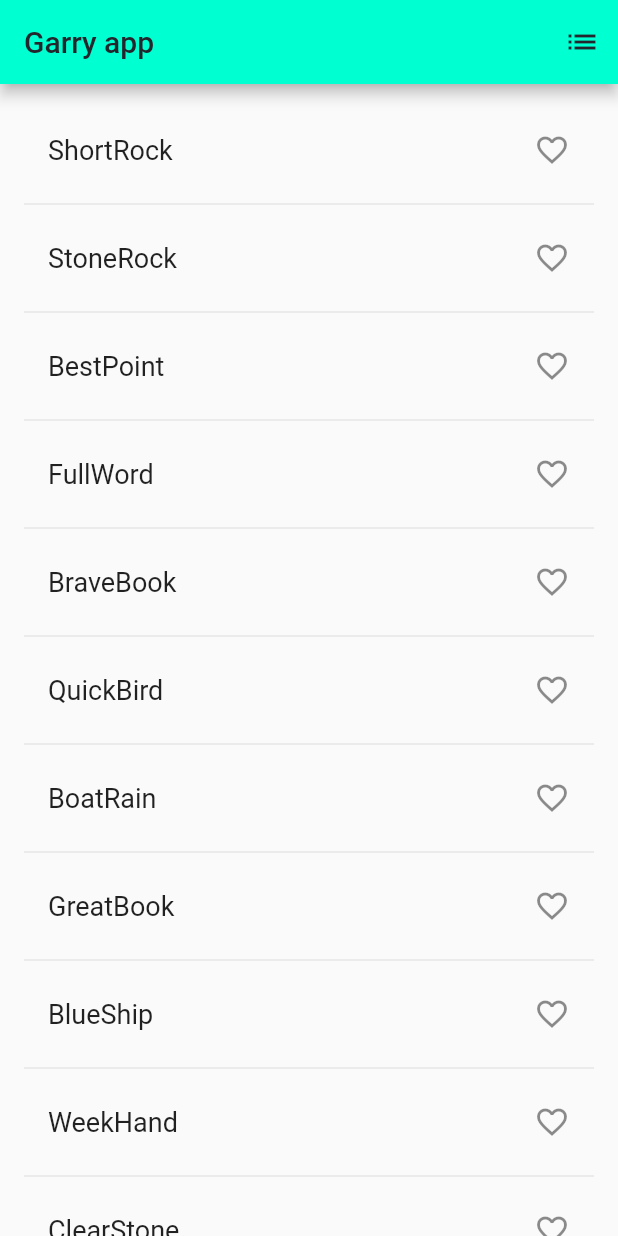
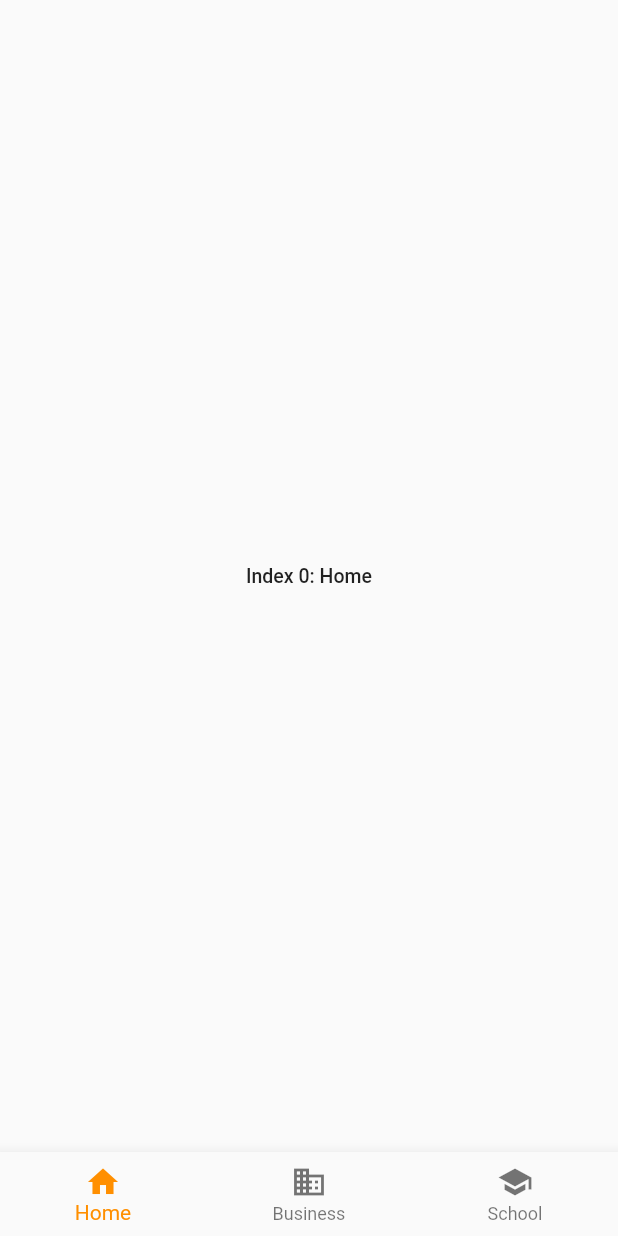
Before and after one commit to Garrygrowapp/test-project, a Flutter app: the screen it shows after launch, on a phone screen of 412 x 824 dp. Run offline on Flutter 3.47's test engine with Material 2 defaults, Android fonts, the phone set to English and light mode, and no system bars; Roboto replaces fonts that are missing (America_mono).

Commit message:
nav_bar_default

```diff
--- a/lib/main.dart
+++ b/lib/main.dart
@@ -1,5 +1,6 @@
+import 'package:flutter/cupertino.dart';
 import 'package:flutter/material.dart';
-import 'package:english_words/english_words.dart';
+
 
 void main() => runApp(MyApp());
 
@@ -9,115 +10,79 @@ class MyApp extends StatelessWidget {
   @override
   Widget build(BuildContext context) {
     return MaterialApp(
-      title: 'Random Words',
+      title: 'MVNO',
+      supportedLocales: const [Locale('en', '')],
       theme: ThemeData(
         appBarTheme: const AppBarTheme(
           backgroundColor: Color(0xFF00FFD1),
           foregroundColor: Color(0xFF23262C),
         ),
       ),
-      home: RandomWords(),
+      home: NavBarPage(),
     );
   }
 }
 
-class RandomWords extends StatefulWidget {
-  const RandomWords({Key? key}) : super(key: key);
+class NavBarPage extends StatefulWidget {
+  const NavBarPage({Key? key}) : super(key: key);
+
 
   @override
-  _RandomWordsState createState() => _RandomWordsState();
+  _NavBarPageState createState() => _NavBarPageState();
 }
 
-class _RandomWordsState extends State<RandomWords> {
-  final _suggestions = <WordPair>[];
-  final _biggerFont = const TextStyle(fontSize: 18);
-  final _saved = <WordPair>[];
-  void _pushSaved(){
-    Navigator.of(context).push(
-      MaterialPageRoute<void>(
-          builder: (context) {
-            final tiles = _saved.map(
-                (pair) {
-                  return ListTile(
-                    title: Text(
-                      pair.asPascalCase,
-                      style: _biggerFont,
-                    ),
-                  );
-                },
-            );
-            final divided = tiles.isNotEmpty
-              ? ListTile.divideTiles(
-                context: context,
-                tiles: tiles,
-                ).toList()
-                : <Widget>[];
-            return Scaffold(
-              appBar: AppBar(
-                title: const Text('Saved Suggestions'),
-              ),
-              body: ListView(children: divided),
-            );
-          },
-      ),
-    );
+class _NavBarPageState extends State<NavBarPage>{
+  int _selectedIndex = 0;
+  static const TextStyle optionStyle =
+  TextStyle(
+    fontFamily: 'America_mono',
+    fontSize: 13,
+    fontWeight: FontWeight.w500,);
+  static const List<Widget> _widgetOptions = <Widget>[
+    Text(
+      'Index 0: Home',
+      style: optionStyle,
+    ),
+    Text(
+      'Index 1: Business',
+      style: optionStyle,
+    ),
+    Text(
+      'Index 2: School',
+      style: optionStyle,
+    ),
+  ];
+  void _onItemTapped(int index){
+    setState(() {
+      _selectedIndex = index;
+    });
   }
 
   @override
   Widget build(BuildContext context) {
-
-    return Scaffold (
-      appBar: AppBar(
-        title: const Text('Garry app'),
-        actions: [
-          IconButton(
-              onPressed: _pushSaved,
-              icon: const Icon(Icons.list),
-              tooltip: 'Saved Suggestions',
-          )
+    return Scaffold(
+      body: Center(
+        child: _widgetOptions.elementAt(_selectedIndex),
+      ),
+      bottomNavigationBar: BottomNavigationBar(
+        items: const <BottomNavigationBarItem>[
+          BottomNavigationBarItem(
+            icon: Icon(Icons.home),
+            label: 'Home',
+          ),
+          BottomNavigationBarItem(
+            icon: Icon(Icons.business),
+            label: 'Business',
+          ),
+          BottomNavigationBarItem(
+            icon: Icon(Icons.school),
+            label: 'School',
+          ),
         ],
+        currentIndex: _selectedIndex,
+          selectedItemColor: Colors.amber[800],
+        onTap: _onItemTapped,
       ),
-      body: _buildSuggestions(),
-    );
-  }
-
-  Widget _buildSuggestions() {
-    return ListView.builder(
-        padding: const EdgeInsets.all(16),
-        itemBuilder: (BuildContext _context, int i) {
-          if (i.isOdd) {
-            return Divider();
-          }
-          final int index = i ~/ 2;
-          if (index >= _suggestions.length) {
-            _suggestions.addAll(generateWordPairs().take(10));
-          }
-          return _buildRow(_suggestions[index]);
-        }
-    );
-  }
-
-  Widget _buildRow(WordPair pair) {
-    final alreadySaved = _saved.contains(pair);
-    return ListTile(
-      title: Text(
-        pair.asPascalCase,
-        style: _biggerFont,
-      ),
-      trailing: Icon(
-        alreadySaved ? Icons.favorite: Icons.favorite_border,
-        color: alreadySaved ? Colors.pinkAccent : null,
-        semanticLabel: alreadySaved ? 'Remove from saved' : 'Save',
-      ),
-      onTap: () {
-          setState(() {
-            if(alreadySaved) {
-              _saved.remove(pair);
-            } else{
-              _saved.add(pair);
-            }
-          });
-      },
     );
   }
 }
--- a/pubspec.yaml
+++ b/pubspec.yaml
@@ -30,6 +30,7 @@ dependencies:
   english_words: 4.0.0
   flutter:
     sdk: flutter
+  flutter_svg: 0.22.0
 
 
 
```
Also changed, not shown: assets/fonts/gt_america_mono_medium.ttf (added), assets/images/Chat.svg (added), assets/images/Finance-2.svg (added), assets/images/phone-2.svg (added), assets/images/settings-2.svg (added), pubspec.lock.
